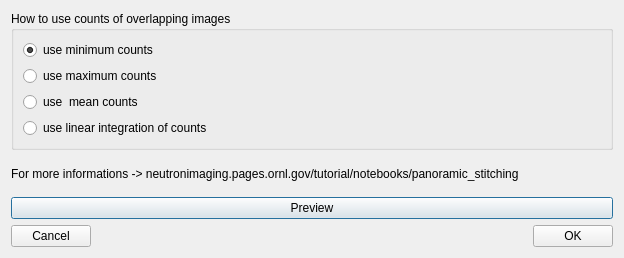
Above: notebooks/ui/ui_panoramic_stitching_algorithms.ui from neutronimaging/python_notebooks before the change. Below: the same form after it.
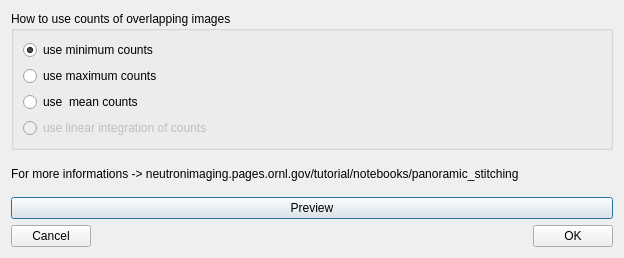
That is the form after the change.

The edit to the form file:
```diff
--- a/notebooks/ui/ui_panoramic_stitching_algorithms.ui
+++ b/notebooks/ui/ui_panoramic_stitching_algorithms.ui
@@ -52,6 +52,9 @@
       </item>
       <item>
        <widget class="QRadioButton" name="use_linear_integration_radioButton">
+        <property name="enabled">
+         <bool>false</bool>
+        </property>
         <property name="text">
          <string>use linear integration of counts</string>
         </property>
```
